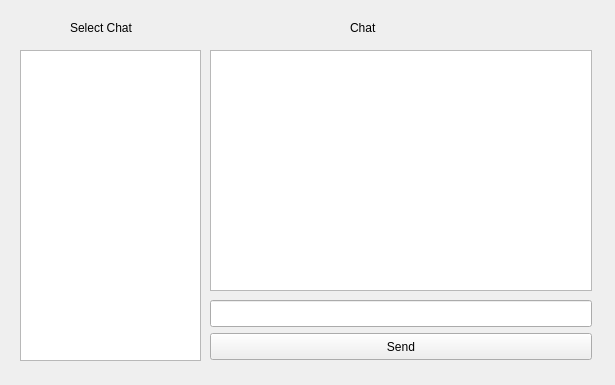
The window that gui/messagegui.ui (Huy-Nguyen-HCI/RocketBook) describes before a commit, drawn with Qt 5.
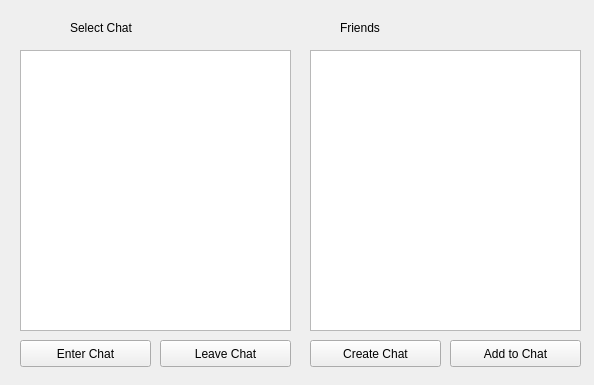
The same window after the commit.

Commit message: Made Chat screen and started messaging gui functionality

The edit to the form file:
```diff
--- a/gui/messagegui.ui
+++ b/gui/messagegui.ui
@@ -6,53 +6,20 @@
    <rect>
     <x>0</x>
     <y>0</y>
-    <width>615</width>
+    <width>594</width>
     <height>385</height>
    </rect>
   </property>
   <property name="windowTitle">
    <string>Form</string>
   </property>
-  <widget class="QPushButton" name="loadButton">
-   <property name="geometry">
-    <rect>
-     <x>210</x>
-     <y>333</y>
-     <width>382</width>
-     <height>27</height>
-    </rect>
-   </property>
-   <property name="text">
-    <string>Send</string>
-   </property>
-  </widget>
-  <widget class="QListView" name="listView_2">
-   <property name="geometry">
-    <rect>
-     <x>210</x>
-     <y>50</y>
-     <width>382</width>
-     <height>241</height>
-    </rect>
-   </property>
-  </widget>
-  <widget class="QLineEdit" name="chatBox">
-   <property name="geometry">
-    <rect>
-     <x>210</x>
-     <y>300</y>
-     <width>382</width>
-     <height>27</height>
-    </rect>
-   </property>
-  </widget>
-  <widget class="QListView" name="listView">
+  <widget class="QListView" name="ChatList">
    <property name="geometry">
     <rect>
      <x>20</x>
      <y>50</y>
-     <width>181</width>
-     <height>311</height>
+     <width>271</width>
+     <height>281</height>
     </rect>
    </property>
   </widget>
@@ -69,17 +36,79 @@
     <string>Select Chat</string>
    </property>
   </widget>
+  <widget class="QPushButton" name="LeaveChat">
+   <property name="geometry">
+    <rect>
+     <x>160</x>
+     <y>340</y>
+     <width>131</width>
+     <height>27</height>
+    </rect>
+   </property>
+   <property name="text">
+    <string>Leave Chat</string>
+   </property>
+  </widget>
+  <widget class="QPushButton" name="EnterChat">
+   <property name="geometry">
+    <rect>
+     <x>20</x>
+     <y>340</y>
+     <width>131</width>
+     <height>27</height>
+    </rect>
+   </property>
+   <property name="text">
+    <string>Enter Chat</string>
+   </property>
+  </widget>
+  <widget class="QListView" name="friendList">
+   <property name="geometry">
+    <rect>
+     <x>310</x>
+     <y>50</y>
+     <width>271</width>
+     <height>281</height>
+    </rect>
+   </property>
+  </widget>
+  <widget class="QPushButton" name="AddToChat">
+   <property name="geometry">
+    <rect>
+     <x>450</x>
+     <y>340</y>
+     <width>131</width>
+     <height>27</height>
+    </rect>
+   </property>
+   <property name="text">
+    <string>Add to Chat</string>
+   </property>
+  </widget>
+  <widget class="QPushButton" name="CreateChat">
+   <property name="geometry">
+    <rect>
+     <x>310</x>
+     <y>340</y>
+     <width>131</width>
+     <height>27</height>
+    </rect>
+   </property>
+   <property name="text">
+    <string>Create Chat</string>
+   </property>
+  </widget>
   <widget class="QLabel" name="label_2">
    <property name="geometry">
     <rect>
-     <x>350</x>
+     <x>340</x>
      <y>20</y>
      <width>81</width>
      <height>16</height>
     </rect>
    </property>
    <property name="text">
-    <string>Chat</string>
+    <string>Friends</string>
    </property>
   </widget>
  </widget>
```
The commit also changes 8 other files.
